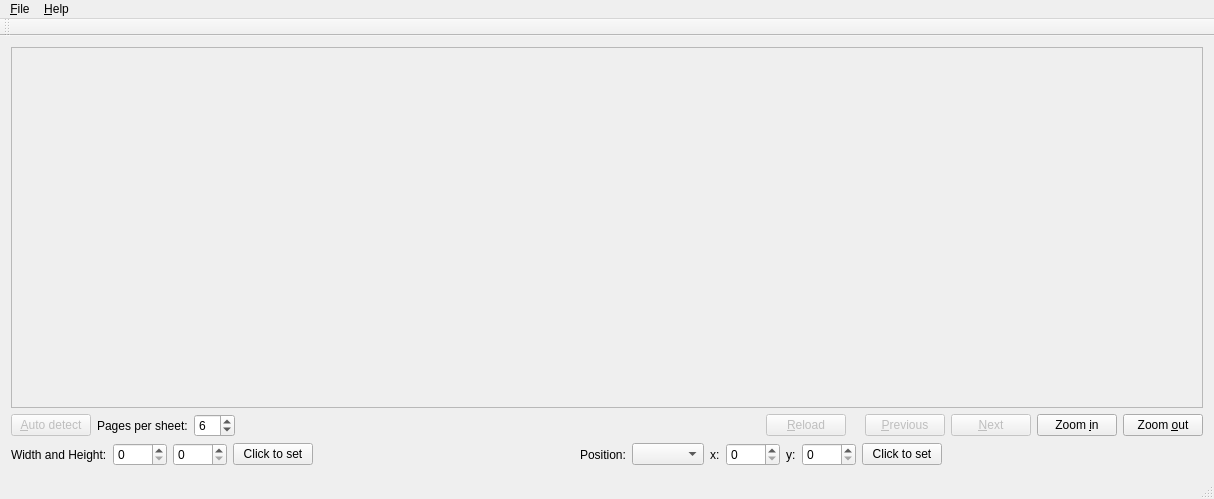
cges30901/pdfhandoutcrop, file pdfhandoutcrop/mainwindow.ui: the form before one commit.
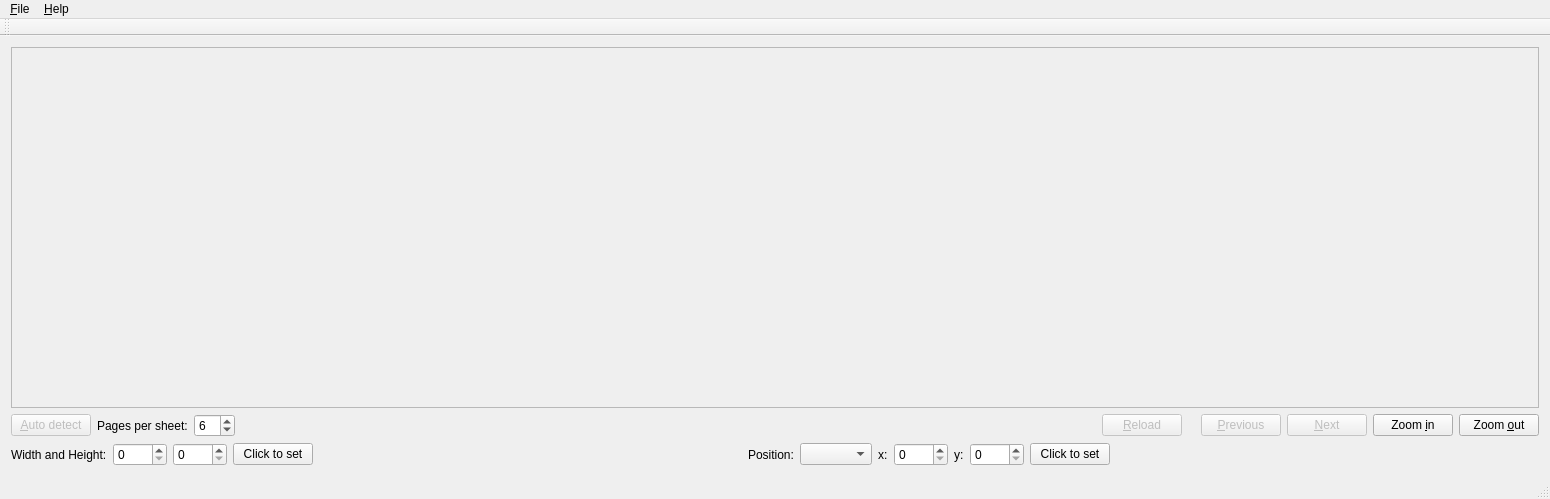
The form after the commit.

What changed in the file:
```diff
--- a/pdfhandoutcrop/mainwindow.ui
+++ b/pdfhandoutcrop/mainwindow.ui
@@ -6,7 +6,7 @@
    <rect>
     <x>0</x>
     <y>0</y>
-    <width>1214</width>
+    <width>1550</width>
     <height>499</height>
    </rect>
   </property>
@@ -31,8 +31,8 @@
         <rect>
          <x>0</x>
          <y>0</y>
-         <width>1194</width>
-         <height>324</height>
+         <width>1522</width>
+         <height>238</height>
         </rect>
        </property>
        <layout class="QHBoxLayout" name="horizontalLayout_5">
@@ -270,8 +270,8 @@
     <rect>
      <x>0</x>
      <y>0</y>
-     <width>1214</width>
-     <height>35</height>
+     <width>1550</width>
+     <height>56</height>
     </rect>
    </property>
    <widget class="QMenu" name="menu_File">
```
Left out of the diff: 21 changed lines with no effect on the pictures.
